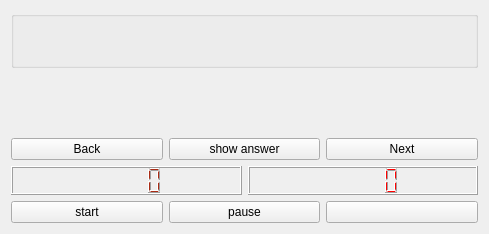
riceEater69/flashcard_test_project, file card.ui: the form before one commit.
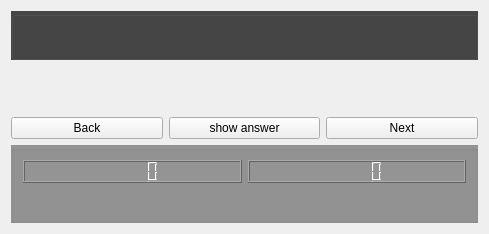
The form after the commit. Icons and pictures are not drawn.

```diff
--- a/card.ui
+++ b/card.ui
@@ -19,17 +19,17 @@
   <property name="styleSheet">
    <string notr="true"/>
   </property>
-  <layout class="QVBoxLayout" name="verticalLayout_3">
-   <item>
-    <widget class="QGroupBox" name="groupBox">
-     <property name="styleSheet">
-      <string notr="true"/>
-     </property>
-     <property name="title">
-      <string/>
-     </property>
      <layout class="QVBoxLayout" name="verticalLayout">
       <item>
+    <widget class="QGroupBox" name="groupBox">
+     <property name="styleSheet">
+      <string notr="true">background-color: rgb(70, 70, 70);</string>
+     </property>
+     <property name="title">
+      <string/>
+     </property>
+     <layout class="QHBoxLayout" name="horizontalLayout_3">
+      <item>
        <layout class="QHBoxLayout" name="horizontalLayout_5">
         <item>
          <widget class="QPushButton" name="font">
@@ -143,6 +143,15 @@
     </layout>
    </item>
    <item>
+    <widget class="QGroupBox" name="groupBox_2">
+     <property name="styleSheet">
+      <string notr="true">background-color: rgb(148, 148, 148);</string>
+     </property>
+     <property name="title">
+      <string/>
+     </property>
+     <layout class="QVBoxLayout" name="verticalLayout_5">
+      <item>
     <layout class="QVBoxLayout" name="verticalLayout_2">
      <item>
       <layout class="QHBoxLayout" name="horizontalLayout_2">
@@ -166,15 +175,27 @@
       <layout class="QHBoxLayout" name="horizontalLayout">
        <item>
         <widget class="QPushButton" name="start">
+            <property name="styleSheet">
+             <string notr="true">image: url(:/play.png);</string>
+            </property>
          <property name="text">
-          <string>start</string>
+             <string/>
+            </property>
+            <property name="flat">
+             <bool>true</bool>
          </property>
         </widget>
        </item>
        <item>
         <widget class="QPushButton" name="pause">
+            <property name="styleSheet">
+             <string notr="true">image: url(:/pause.png);</string>
+            </property>
          <property name="text">
-          <string>pause</string>
+             <string/>
+            </property>
+            <property name="flat">
+             <bool>true</bool>
          </property>
         </widget>
        </item>
@@ -186,6 +207,9 @@
          <property name="text">
           <string/>
          </property>
+            <property name="flat">
+             <bool>true</bool>
+            </property>
         </widget>
        </item>
       </layout>
@@ -194,8 +218,9 @@
    </item>
   </layout>
  </widget>
- <resources>
-  <include location="icons.qrc"/>
- </resources>
+   </item>
+  </layout>
+ </widget>
+ <resources/>
  <connections/>
 </ui>
```
Left out of the diff: 12 changed lines with no effect on the pictures. Lines whose indentation alone changed are shown as unchanged.
